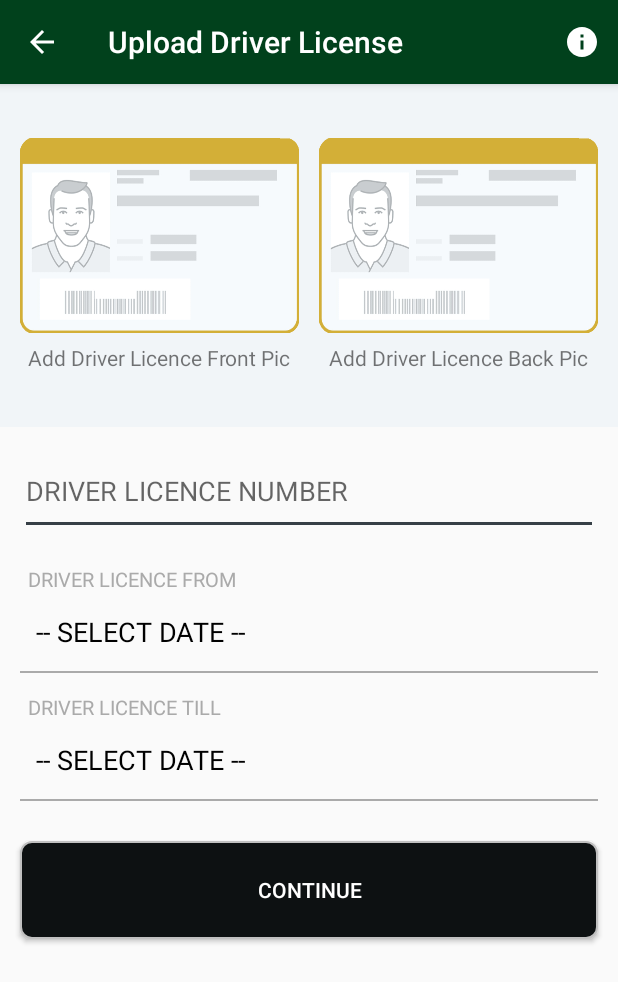
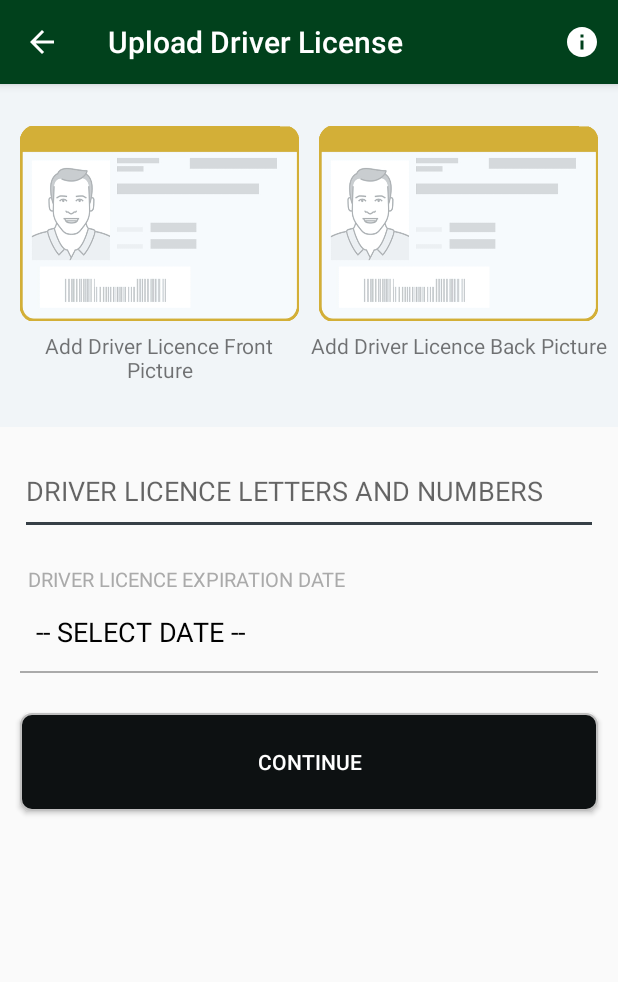
Before and after one commit to MohsanSultan/MoveIt, an Android app: the UploadDriverLicenseActivity screen opened directly, with no data from a screen before it, on a phone screen of 412 x 824 dp. Shown: the top 982 px of the screen. Run offline under Robolectric (Android 15) with nearby library versions, the phone set to English and light mode, and no system bars; our stand-ins replace sdp/ssp sizes; plain views replace MaterialEditText, MaterialTextInputLayout.

Commit message:
Latest Commit...

```diff
--- a/app/src/main/java/com/moveitdriver/activities/MessageActivity.java
+++ b/app/src/main/java/com/moveitdriver/activities/MessageActivity.java
@@ -2,8 +2,10 @@ package com.moveitdriver.activities;
 
 import android.support.v7.app.AppCompatActivity;
 import android.os.Bundle;
+import android.util.Log;
 
 import com.moveitdriver.R;
+import com.moveitdriver.utils.SharedPrefManager;
 
 public class MessageActivity extends AppCompatActivity {
 
@@ -11,5 +13,7 @@ public class MessageActivity extends AppCompatActivity {
     protected void onCreate(Bundle savedInstanceState) {
         super.onCreate(savedInstanceState);
         setContentView(R.layout.activity_message);
+
+        Log.e("Salman", SharedPrefManager.getInstance(this).getDriverId());
     }
 }
--- a/app/src/main/java/com/moveitdriver/activities/UploadDriverLicenseActivity.java
+++ b/app/src/main/java/com/moveitdriver/activities/UploadDriverLicenseActivity.java
@@ -374,7 +374,7 @@ public class UploadDriverLicenseActivity extends AppCompatActivity implements Vi
     // DatePicker Functions...
 
     public void DatePickerIns() {
-        String myFormat = "yyyy-MM-dd"; //In which you need put here
+        String myFormat = "MM-dd-yyyy"; //In which you need put here
         final SimpleDateFormat sdf = new SimpleDateFormat(myFormat, Locale.US);
         myCalendar = Calendar.getInstance();
 
--- a/app/src/main/java/com/moveitdriver/activities/VehicleInsuranceActivity.java
+++ b/app/src/main/java/com/moveitdriver/activities/VehicleInsuranceActivity.java
@@ -381,7 +381,7 @@ public class VehicleInsuranceActivity extends AppCompatActivity implements View.
     // DatePicker Functions...
 
     public void DatePickerIns() {
-        String myFormat = "yyyy-MM-dd"; //In which you need put here
+        String myFormat = "MM-dd-yyyy"; //In which you need put here
         final SimpleDateFormat sdf = new SimpleDateFormat(myFormat, Locale.US);
         myCalendar = Calendar.getInstance();
 
--- a/app/src/main/res/layout/activity_upload_driver_license.xml
+++ b/app/src/main/res/layout/activity_upload_driver_license.xml
@@ -50,7 +50,7 @@
                             android:layout_height="wrap_content"
                             android:layout_marginBottom="@dimen/_5sdp"
                             android:gravity="center"
-                            android:text="Add Driver Licence Front Pic" />
+                            android:text="Add Driver Licence Front Picture" />
                     </LinearLayout>
 
                     <LinearLayout
@@ -73,7 +73,7 @@
                             android:layout_height="wrap_content"
                             android:layout_marginBottom="@dimen/_5sdp"
                             android:gravity="center"
-                            android:text="Add Driver Licence Back Pic" />
+                            android:text="Add Driver Licence Back Picture" />
                     </LinearLayout>
                 </LinearLayout>
                 <!--<ImageView-->
@@ -100,24 +100,24 @@
                     android:id="@+id/textView"
                     android:layout_width="match_parent"
                     android:layout_height="@dimen/_50sdp"
-                    android:text="DRIVER LICENCE NUMBER">
+                    android:text="DRIVER LICENCE LETTERS AND NUMBERS">
 
                     <me.zhanghai.android.materialedittext.MaterialEditText
                         android:id="@+id/driver_licence_number_upload_document_activity"
                         android:layout_width="match_parent"
                         android:layout_height="@dimen/_45sdp"
-                        android:hint="DRIVER LICENCE NUMBER"
-                        android:inputType="number" />
+                        android:hint="DRIVER LICENCE LETTERS AND NUMBERS"
+                        android:inputType="text" />
                 </me.zhanghai.android.materialedittext.MaterialTextInputLayout>
 
-                <TextView
-                    android:layout_width="wrap_content"
-                    android:layout_height="wrap_content"
-                    android:layout_marginTop="@dimen/_10sdp"
-                    android:paddingLeft="@dimen/_4sdp"
-                    android:text="DRIVER LICENCE FROM"
-                    android:textColor="#aaa"
-                    android:textSize="@dimen/_10ssp" />
+                <!--<TextView-->
+                    <!--android:layout_width="wrap_content"-->
+                    <!--android:layout_height="wrap_content"-->
+                    <!--android:layout_marginTop="@dimen/_10sdp"-->
+                    <!--android:paddingLeft="@dimen/_4sdp"-->
+                    <!--android:text="DRIVER LICENCE FROM"-->
+                    <!--android:textColor="#aaa"-->
+                    <!--android:textSize="@dimen/_10ssp" />-->
 
                 <TextView
                     android:id="@+id/driver_licence_from_date_upload_document_activity"
@@ -125,21 +125,22 @@
                     android:layout_height="@dimen/_40sdp"
                     android:gravity="center_vertical"
                     android:padding="@dimen/_8sdp"
-                    android:text="-- SELECT DATE --"
+                    android:visibility="gone"
+                    android:text="11-03-2019"
                     android:textColor="#000"
                     android:textSize="@dimen/_14ssp" />
 
-                <View
-                    android:layout_width="match_parent"
-                    android:layout_height="1dp"
-                    android:background="@color/colorLightGray" />
+                <!--<View-->
+                    <!--android:layout_width="match_parent"-->
+                    <!--android:layout_height="1dp"-->
+                    <!--android:background="@color/colorLightGray" />-->
 
                 <TextView
                     android:layout_width="wrap_content"
                     android:layout_height="wrap_content"
                     android:layout_marginTop="@dimen/_10sdp"
                     android:paddingLeft="@dimen/_4sdp"
-                    android:text="DRIVER LICENCE TILL"
+                    android:text="DRIVER LICENCE EXPIRATION DATE"
                     android:textColor="#aaa"
                     android:textSize="@dimen/_10ssp" />
 
--- a/app/src/main/res/layout/activity_vehicle_register.xml
+++ b/app/src/main/res/layout/activity_vehicle_register.xml
@@ -33,6 +33,7 @@
                     android:id="@+id/textView"
                     android:layout_width="match_parent"
                     android:layout_height="@dimen/_50sdp"
+                    android:visibility="gone"
                     android:text="REGISTRATION NUMBER">
 
                     <me.zhanghai.android.materialedittext.MaterialEditText
@@ -40,7 +41,8 @@
                         android:layout_width="match_parent"
                         android:layout_height="@dimen/_45sdp"
                         android:inputType="number"
-                        android:hint="REGISTRATION NUMBER" />
+                        android:hint="REGISTRATION NUMBER"
+                        android:text="null"/>
                 </me.zhanghai.android.materialedittext.MaterialTextInputLayout>
 
                 <LinearLayout
```
Also changed, not shown: app/src/main/res/layout/activity_vehicle_insurance.xml (+28 -26 lines).
